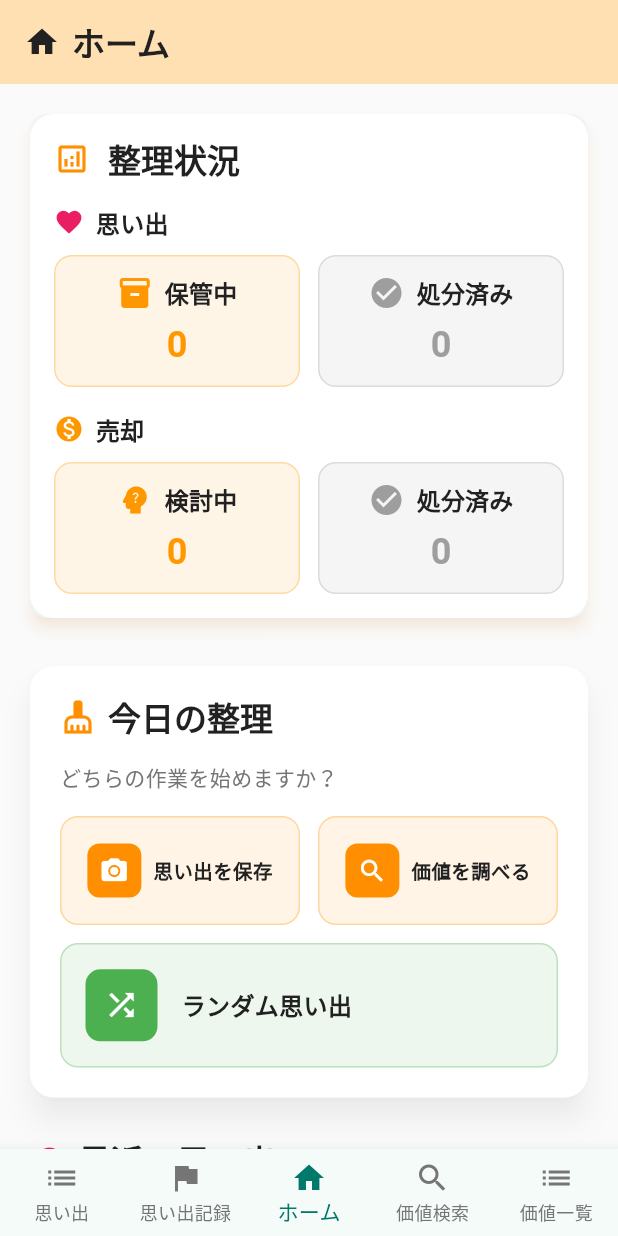
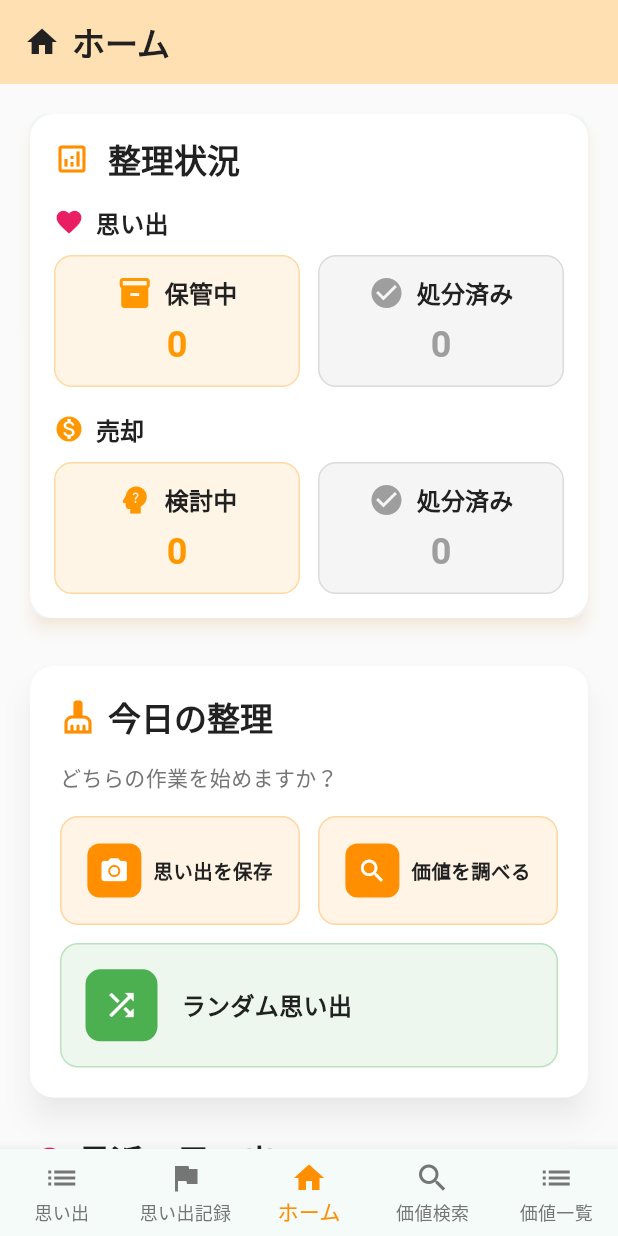
Before and after one commit to team-nup/2025-katazuke-frontend-app-ai-agent-hackathon, a Flutter app: the screen it shows after launch, on a phone screen of 412 x 824 dp. Run offline on Flutter 3.47's test engine with Material 3 defaults, Android fonts, the phone set to English and light mode, and no system bars; our stand-ins replace image_picker, sqflite; accounts and stored records are empty.

Commit message:
ボトムナビゲーターにモデルの色を適用

```diff
--- a/lib/features/screen/main/main_screen.dart
+++ b/lib/features/screen/main/main_screen.dart
@@ -1,4 +1,5 @@
 import 'package:flutter/material.dart';
+import 'package:okataduke/core/theme/app_colors.dart';
 import 'package:okataduke/features/screen/value_search/containers/value_search_create_container.dart';
 import 'package:okataduke/features/screen/value_view/containers/value_list_container.dart';
 import 'package:okataduke/features/screen/home/containers/home_container.dart';
@@ -35,8 +36,8 @@ class _MainScreenState extends State<MainScreen> {
             _currentIndex = index;
           });
         },
-        selectedItemColor: Colors.teal.shade700,
-        unselectedItemColor: Colors.grey.shade600,
+        selectedItemColor: AppColors.primary,
+        unselectedItemColor: AppColors.textSecondary,
         items: const [
           BottomNavigationBarItem(
             icon: Icon(Icons.list),
```
